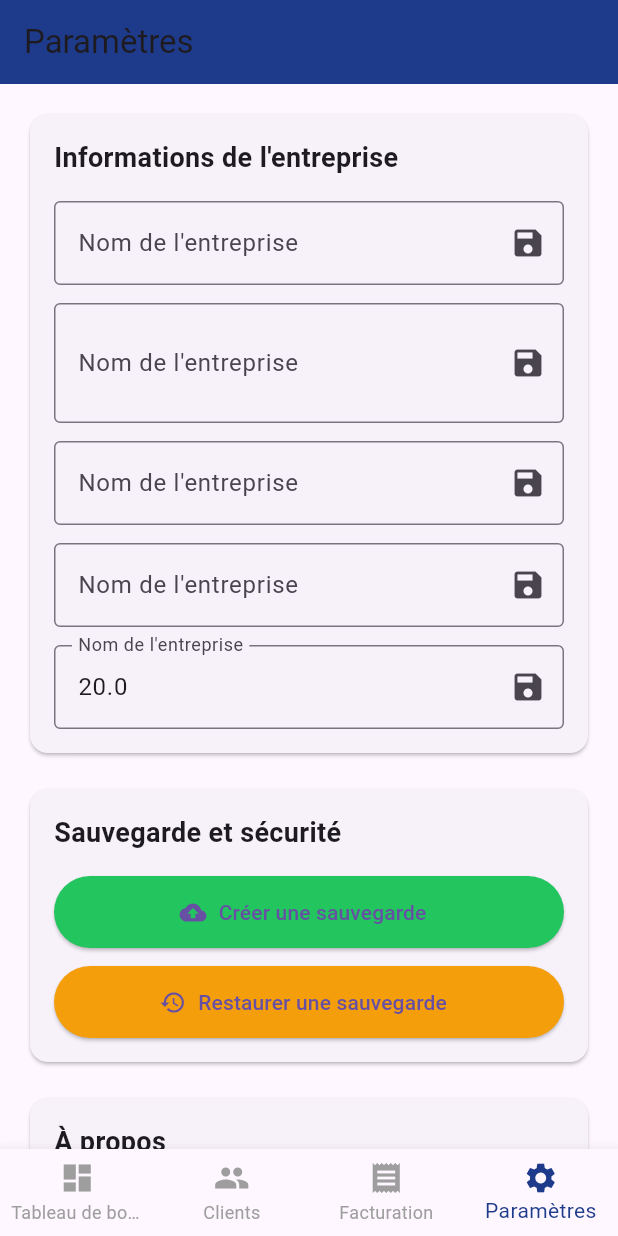
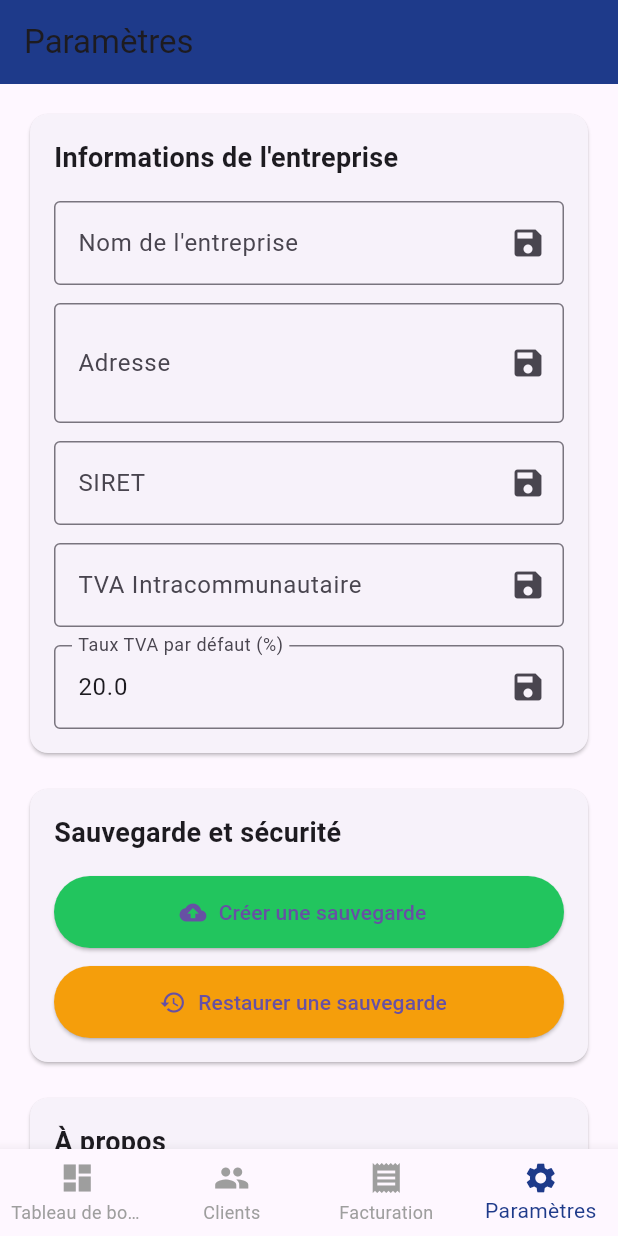
Before and after one commit to Nemesis1EMPIRE/sallamapp, a Flutter app: the MainScreen screen opened directly, item 4 of the bottom bar chosen, on a phone screen of 412 x 824 dp. Run offline on Flutter 3.47's test engine with Material 3 defaults, Android fonts, the phone set to English and light mode, and no system bars; our stand-ins replace file_picker, open_file, pdf; statements that could not run were skipped.

Commit message:
Update main.dart

```diff
--- a/lib/main.dart
+++ b/lib/main.dart
@@ -2217,7 +2217,7 @@ class CreationFactureScreenState extends State<CreationFactureScreen> {
                       children: [
                         Expanded(
                           child: TextFormField(
-                            decoration: const InputDecoration(
+                            decoration: InputDecoration(
                               labelText: 'Date d\'émission',
                               border: OutlineInputBorder(
                                 borderRadius: BorderRadius.circular(8),
@@ -2245,7 +2245,7 @@ class CreationFactureScreenState extends State<CreationFactureScreen> {
                         const SizedBox(width: 16),
                         Expanded(
                           child: TextFormField(
-                            decoration: const InputDecoration(
+                            decoration: InputDecoration(
                               labelText: 'Date d\'échéance',
                               border: OutlineInputBorder(
                                 borderRadius: BorderRadius.circular(8),
@@ -2705,17 +2705,17 @@ class ParametresScreenState extends State<ParametresScreen> {
                   ),
                   const SizedBox(height: 16),
                   ListTile(
-                    leading: const Icon(Icons.info),
+                    leading: Icon(Icons.info, color: AppConfig.primaryColor),
                     title: const Text('Version'),
                     subtitle: Text(AppConfig.version),
                   ),
                   ListTile(
-                    leading: const Icon(Icons.code),
+                    leading: Icon(Icons.code, color: AppConfig.primaryColor),
                     title: const Text('Développeur'),
                     subtitle: const Text('Financia Pro Team'),
                   ),
                   ListTile(
-                    leading: const Icon(Icons.email),
+                    leading: Icon(Icons.email, color: AppConfig.primaryColor),
                     title: const Text('Support'),
                     subtitle: const Text('support@financiapro.com'),
                   ),
@@ -2739,22 +2739,24 @@ class ParametresScreenState extends State<ParametresScreen> {
 
     return TextFormField(
       controller: controller,
-      decoration: const InputDecoration(
-        labelText: 'Nom de l\'entreprise',
-        border: OutlineInputBorder(),
-        suffixIcon: Icon(Icons.save),
+      decoration: InputDecoration(
+        labelText: label,
+        border: const OutlineInputBorder(),
+        suffixIcon: IconButton(
+          icon: const Icon(Icons.save),
+          onPressed: () {
+            _sauvegarderParametre(key, controller.text);
+            final scaffoldContext = context;
+            if (scaffoldContext.mounted) {
+              ScaffoldMessenger.of(scaffoldContext).showSnackBar(
+                const SnackBar(content: Text('Paramètre sauvegardé')),
+              );
+            }
+          },
+        ),
       ),
       maxLines: maxLines,
       keyboardType: keyboardType,
-      onChanged: (value) {
-        _sauvegarderParametre(key, value);
-        final scaffoldContext = context;
-        if (scaffoldContext.mounted) {
-          ScaffoldMessenger.of(scaffoldContext).showSnackBar(
-            const SnackBar(content: Text('Paramètre sauvegardé')),
-          );
-        }
-      },
     );
   }
 }
@@ -2903,21 +2905,21 @@ class MainScreenState extends State<MainScreen> {
             _selectedIndex = index;
           });
         },
-        items: const [
+        items: [
           BottomNavigationBarItem(
-            icon: Icon(Icons.dashboard),
+            icon: const Icon(Icons.dashboard),
             label: 'Tableau de bord',
           ),
           BottomNavigationBarItem(
-            icon: Icon(Icons.people),
+            icon: const Icon(Icons.people),
             label: 'Clients',
           ),
           BottomNavigationBarItem(
-            icon: Icon(Icons.receipt),
+            icon: const Icon(Icons.receipt),
             label: 'Facturation',
           ),
           BottomNavigationBarItem(
-            icon: Icon(Icons.settings),
+            icon: const Icon(Icons.settings),
             label: 'Paramètres',
           ),
         ],
```
